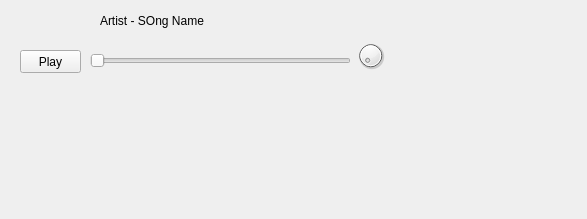
Qt form src/UI/player_widget.ui (matanaliz/zebra) before a commit.
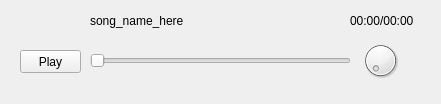
The same form after that commit.

Commit message:
Updated UI. Modules renamed.
Player widget and login dialog modules renamed. Added main widget UI
file and generated python modules.

Diff of the .ui file:
```diff
--- a/src/UI/player_widget.ui
+++ b/src/UI/player_widget.ui
@@ -6,8 +6,8 @@
    <rect>
     <x>0</x>
     <y>0</y>
-    <width>587</width>
-    <height>219</height>
+    <width>441</width>
+    <height>104</height>
    </rect>
   </property>
   <property name="windowTitle">
@@ -32,14 +32,14 @@
   <widget class="QLabel" name="label">
    <property name="geometry">
     <rect>
-     <x>100</x>
+     <x>90</x>
      <y>10</y>
-     <width>241</width>
+     <width>261</width>
      <height>21</height>
     </rect>
    </property>
    <property name="text">
-    <string>Artist - SOng Name</string>
+    <string>song_name_here</string>
    </property>
   </widget>
   <widget class="QPushButton" name="pushButton">
@@ -58,16 +58,29 @@
   <widget class="QDial" name="dial">
    <property name="geometry">
     <rect>
-     <x>350</x>
+     <x>360</x>
      <y>40</y>
      <width>41</width>
-     <height>31</height>
+     <height>41</height>
     </rect>
    </property>
    <property name="styleSheet">
     <string notr="true">QToolTip { color: #ffffff; background-color: #2a82da; border: 1px solid white; }</string>
    </property>
   </widget>
+  <widget class="QLabel" name="song_time_lbl">
+   <property name="geometry">
+    <rect>
+     <x>350</x>
+     <y>10</y>
+     <width>71</width>
+     <height>21</height>
+    </rect>
+   </property>
+   <property name="text">
+    <string>00:00/00:00</string>
+   </property>
+  </widget>
  </widget>
  <resources/>
  <connections/>
```
Left out of the diff: 8 changed lines with no effect on the pictures. The commit also changes 7 other files.
